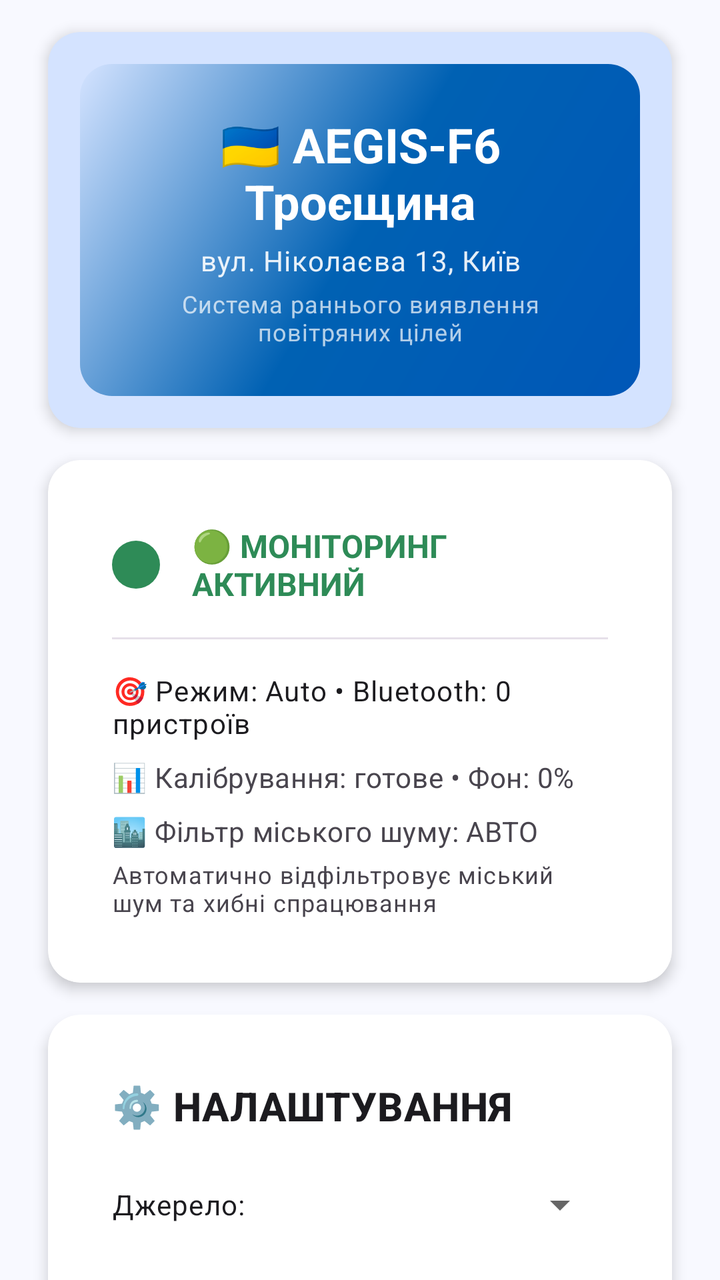
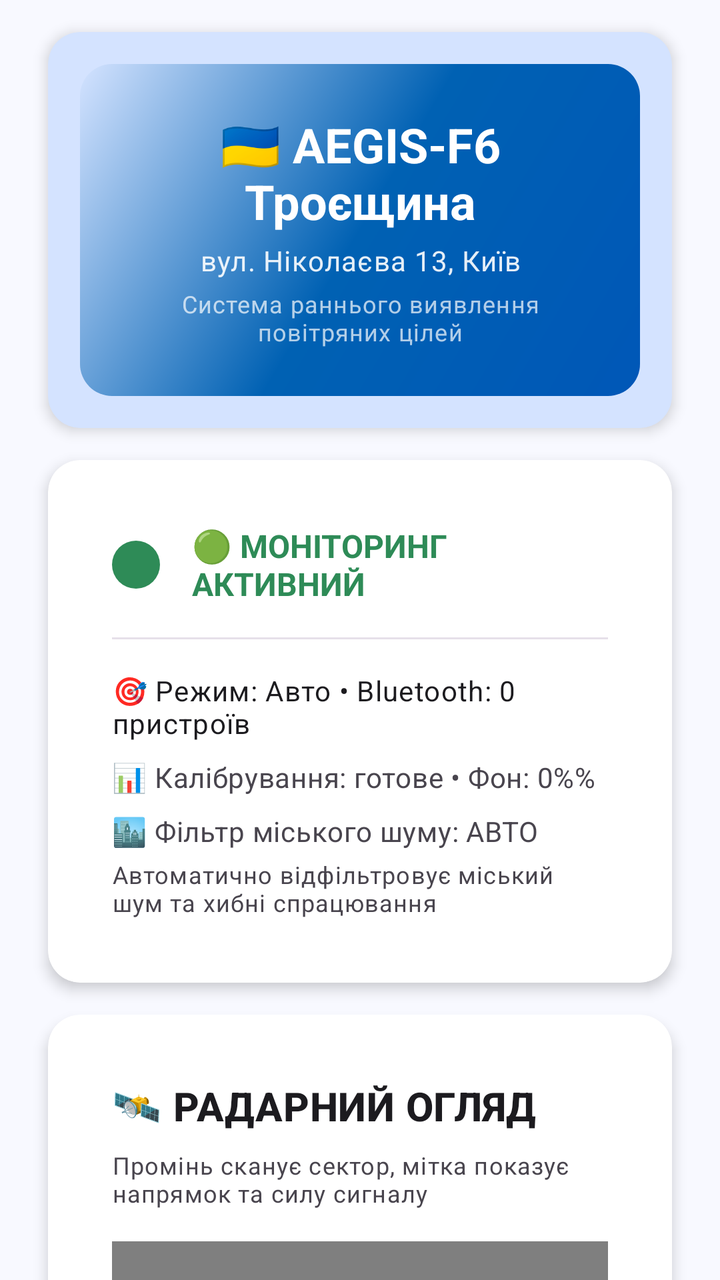

Before-and-after screenshots of an Android layout around one commit, followed by the original layout XML and the change that was made.
<!-- AndroidManifest.xml: application theme Theme.AegisF6 -->
<!-- res/layout/activity_main.xml -->
<?xml version="1.0" encoding="utf-8"?>
<androidx.core.widget.NestedScrollView xmlns:android="http://schemas.android.com/apk/res/android"
    xmlns:app="http://schemas.android.com/apk/res-auto"
    android:layout_width="match_parent"
    android:layout_height="match_parent"
    android:background="@color/md_theme_background"
    android:fillViewport="true">

    <LinearLayout
        android:layout_width="match_parent"
        android:layout_height="wrap_content"
        android:orientation="vertical"
        android:paddingHorizontal="@dimen/spacing_md"
        android:paddingVertical="@dimen/spacing_sm">

        
        <com.google.android.material.card.MaterialCardView
            style="@style/Widget.Aegis.Card.Header"
            android:layout_width="match_parent"
            android:layout_height="wrap_content">

            <LinearLayout
                android:layout_width="match_parent"
                android:layout_height="wrap_content"
                android:background="@drawable/header_gradient"
                android:orientation="vertical"
                android:padding="@dimen/spacing_lg">

                <TextView
                    android:layout_width="match_parent"
                    android:layout_height="wrap_content"
                    android:text="@string/main_title"
                    android:textAppearance="@style/TextAppearance.Aegis.Title"
                    android:textColor="@color/md_theme_onPrimary"
                    android:gravity="center"/>

                <TextView
                    android:layout_width="match_parent"
                    android:layout_height="wrap_content"
                    android:layout_marginTop="@dimen/spacing_xs"
                    android:text="@string/location_subtitle"
                    android:textAppearance="@style/TextAppearance.Aegis.Body"
                    android:textColor="@color/md_theme_onPrimary"
                    android:gravity="center"
                    android:alpha="0.9"/>

                <TextView
                    android:layout_width="match_parent"
                    android:layout_height="wrap_content"
                    android:layout_marginTop="@dimen/spacing_xs"
                    android:text="@string/app_subtitle"
                    android:textAppearance="@style/TextAppearance.Aegis.Caption"
                    android:textColor="@color/md_theme_onPrimary"
                    android:gravity="center"
                    android:alpha="0.7"/>

            </LinearLayout>
        </com.google.android.material.card.MaterialCardView>

        
        <com.google.android.material.card.MaterialCardView
            style="@style/Widget.Aegis.Card"
            android:layout_width="match_parent"
            android:layout_height="wrap_content"
            android:layout_marginTop="@dimen/spacing_md">

            <LinearLayout
                android:layout_width="match_parent"
                android:layout_height="wrap_content"
                android:orientation="vertical"
                android:padding="@dimen/card_padding">

                
                <LinearLayout
                    android:layout_width="match_parent"
                    android:layout_height="wrap_content"
                    android:orientation="horizontal"
                    android:gravity="center_vertical">

                    <ImageView
                        android:id="@+id/ivStatusIndicator"
                        android:layout_width="@dimen/icon_size_medium"
                        android:layout_height="@dimen/icon_size_medium"
                        android:src="@drawable/status_active_indicator"
                        android:layout_marginEnd="@dimen/spacing_md"/>

                    <TextView
                        android:id="@+id/tvStatus"
                        android:layout_width="0dp"
                        android:layout_height="wrap_content"
                        android:layout_weight="1"
                        android:text="@string/status_active"
                        android:textAppearance="@style/TextAppearance.Aegis.Status.Active"/>

                </LinearLayout>

                <View
                    android:layout_width="match_parent"
                    android:layout_height="1dp"
                    android:layout_marginVertical="@dimen/spacing_md" 
                    android:background="@color/divider"/>

                
                <TextView
                    android:id="@+id/tvSourceResolved"
                    android:layout_width="match_parent"
                    android:layout_height="wrap_content"
                    android:text="🎯 Режим: Auto • Bluetooth: 0 пристроїв"
                    android:textAppearance="@style/TextAppearance.Aegis.Body"/>

                
                <TextView
                    android:id="@+id/tvCalibration"
                    android:layout_width="match_parent"
                    android:layout_height="wrap_content"
                    android:layout_marginTop="@dimen/spacing_sm"
                    android:text="📊 Калібрування: готове • Фон: 0%"
                    android:textAppearance="@style/TextAppearance.Aegis.BodySecondary"/>

                
                <TextView
                    android:id="@+id/tvFilterMode"
                    android:layout_width="match_parent"
                    android:layout_height="wrap_content"
                    android:layout_marginTop="@dimen/spacing_sm"
                    android:text="@string/filter_auto_mode"
                    android:textAppearance="@style/TextAppearance.Aegis.BodySecondary"/>

                <TextView
                    android:layout_width="match_parent"
                    android:layout_height="wrap_content"
                    android:layout_marginTop="@dimen/spacing_xs"
                    android:text="@string/filter_description"
                    android:textAppearance="@style/TextAppearance.Aegis.Caption"/>

            </LinearLayout>
        </com.google.android.material.card.MaterialCardView>

        
        <com.google.android.material.card.MaterialCardView
            style="@style/Widget.Aegis.Card"
            android:layout_width="match_parent"
            android:layout_height="wrap_content">

            <LinearLayout
                android:layout_width="match_parent"
                android:layout_height="wrap_content"
                android:orientation="vertical"
                android:padding="@dimen/card_padding">

                <TextView
                    android:layout_width="match_parent"
                    android:layout_height="wrap_content"
                    android:text="⚙️ НАЛАШТУВАННЯ"
                    android:textAppearance="@style/TextAppearance.Aegis.Headline"
                    android:layout_marginBottom="@dimen/spacing_md"/>

                
                <LinearLayout
                    android:layout_width="match_parent"
                    android:layout_height="wrap_content"
                    android:orientation="horizontal"
                    android:gravity="center_vertical"
                    android:layout_marginBottom="@dimen/spacing_md">

                    <TextView
                        android:layout_width="wrap_content"
                        android:layout_height="wrap_content"
                        android:text="Джерело:"
                        android:textAppearance="@style/TextAppearance.Aegis.Body"
                        android:layout_marginEnd="@dimen/spacing_md"/>

                    <Spinner
                        android:id="@+id/spSource"
                        android:layout_width="0dp"
                        android:layout_height="@dimen/button_height"
                        android:layout_weight="1"
                        android:padding="@dimen/spacing_sm"/>

                </LinearLayout>

                
                <LinearLayout
                    android:layout_width="match_parent"
                    android:layout_height="wrap_content"
                    android:orientation="horizontal"
                    android:gravity="center">

                    <Button
                        android:id="@+id/btnMapStyle"
                        style="@style/Widget.Aegis.Button.Secondary"
                        android:layout_width="0dp"
                        android:layout_weight="1"
                        android:layout_marginEnd="@dimen/spacing_sm"
                        android:text="@string/map_style_standard"/>

                    <Button
                        android:id="@+id/btnCalibrate"
                        style="@style/Widget.Aegis.Button.Primary"
                        android:layout_width="0dp"
                        android:layout_weight="1"
                        android:layout_marginStart="@dimen/spacing_sm"
                        android:text="@string/calibration_button"/>

                </LinearLayout>

            </LinearLayout>
        </com.google.android.material.card.MaterialCardView>

        
        <com.google.android.material.card.MaterialCardView
            style="@style/Widget.Aegis.Card"
            android:layout_width="match_parent"
            android:layout_height="wrap_content">

            <LinearLayout
                android:layout_width="match_parent"
                android:layout_height="wrap_content"
                android:orientation="vertical">

                
                <LinearLayout
                    android:layout_width="match_parent"
                    android:layout_height="wrap_content"
                    android:orientation="vertical" 
                    android:padding="@dimen/spacing_md"
                    android:background="@color/md_theme_surfaceVariant">

                    <TextView
                        android:layout_width="match_parent"
                        android:layout_height="wrap_content"
                        android:text="@string/map_title"
                        android:textAppearance="@style/TextAppearance.Aegis.Headline"/>

                    <TextView
                        android:layout_width="match_parent"
                        android:layout_height="wrap_content"
                        android:layout_marginTop="@dimen/spacing_xs"
                        android:text="@string/troieshchyna_info"
                        android:textAppearance="@style/TextAppearance.Aegis.Caption"/>

                    <TextView
                        android:layout_width="match_parent"
                        android:layout_height="wrap_content"
                        android:layout_marginTop="@dimen/spacing_xs"
                        android:text="@string/coverage_info"
                        android:textAppearance="@style/TextAppearance.Aegis.Caption"/>

                </LinearLayout>

                <org.osmdroid.views.MapView
                    android:id="@+id/map"
                    android:layout_width="match_parent"
                    android:layout_height="@dimen/map_height"/>

            </LinearLayout>
        </com.google.android.material.card.MaterialCardView>

        
        <com.google.android.material.card.MaterialCardView
            style="@style/Widget.Aegis.Card"
            android:layout_width="match_parent"
            android:layout_height="wrap_content">

            <LinearLayout
                android:layout_width="match_parent"
                android:layout_height="wrap_content"
                android:orientation="vertical"
                android:padding="@dimen/card_padding">

                <TextView
                    android:layout_width="match_parent"
                    android:layout_height="wrap_content"
                    android:text="@string/telemetry_title"
                    android:textAppearance="@style/TextAppearance.Aegis.Headline"
                    android:layout_marginBottom="@dimen/spacing_md"/>

                <TextView
                    android:id="@+id/tvTelemetry"
                    android:layout_width="match_parent"
                    android:layout_height="wrap_content"
                    android:text="🔍 Очікування цілей..."
                    android:textAppearance="@style/TextAppearance.Aegis.Body"
                    android:fontFamily="monospace"
                    android:layout_marginBottom="@dimen/spacing_md"/>

                
                <TextView
                    android:layout_width="match_parent"
                    android:layout_height="wrap_content"
                    android:text="🎵 Акустичний спектр"
                    android:textAppearance="@style/TextAppearance.Aegis.Body"
                    android:layout_marginBottom="@dimen/spacing_sm"/>

                <TextView
                    android:id="@+id/tvSpectrum"
                    android:layout_width="match_parent"
                    android:layout_height="wrap_content"
                    android:text="Спектр 40-150 Гц: [░░░░░░░░░░░░░░░░]"
                    android:textAppearance="@style/TextAppearance.Aegis.Caption"
                    android:fontFamily="monospace"
                    android:background="@color/md_theme_surfaceVariant"
                    android:padding="@dimen/spacing_sm"/>

            </LinearLayout>
        </com.google.android.material.card.MaterialCardView>

        
        <TextView
            android:layout_width="match_parent"
            android:layout_height="wrap_content"
            android:layout_marginTop="@dimen/spacing_lg"
            android:text="@string/version_info"
            android:textAppearance="@style/TextAppearance.Aegis.Caption"
            android:gravity="center"
            android:paddingVertical="@dimen/spacing_md"/>

    </LinearLayout>
</androidx.core.widget.NestedScrollView>
<!-- resources referenced by this layout -->
<resources>
  <color name="divider">#E6E0E9</color>
  <color name="md_theme_background">#F8F9FF</color>
  <color name="md_theme_onPrimary">#FFFFFF</color>
  <color name="md_theme_surfaceVariant">#DFE2EB</color>
  <dimen name="button_height">40dp</dimen>
  <dimen name="card_padding">16dp</dimen>
  <dimen name="icon_size_medium">24dp</dimen>
  <dimen name="map_height">360dp</dimen>
  <dimen name="spacing_lg">24dp</dimen>
  <dimen name="spacing_md">16dp</dimen>
  <dimen name="spacing_sm">8dp</dimen>
  <dimen name="spacing_xs">4dp</dimen>
  <string name="app_subtitle">Система раннього виявлення повітряних цілей</string>
  <string name="calibration_button">🎛️ Калібрувати 60с</string>
  <string name="coverage_info">🛡️ Покриття: радіус 5 км від вашої позиції</string>
  <string name="filter_auto_mode">🏙️ Фільтр міського шуму: АВТО</string>
  <string name="filter_description">Автоматично відфільтровує міський шум та хибні спрацювання</string>
  <string name="location_subtitle">вул. Ніколаєва 13, Київ</string>
  <string name="main_title">🇺🇦 AEGIS-F6 Троєщина</string>
  <string name="map_style_standard">🗺️ OSM Стандарт</string>
  <string name="map_title">🗺️ КАРТА РАЙОНУ</string>
  <string name="status_active">🟢 МОНІТОРИНГ АКТИВНИЙ</string>
  <string name="telemetry_title">📡 ТЕЛЕМЕТРІЯ ОБ'ЄКТА</string>
  <string name="troieshchyna_info">📍 Троєщина - житловий район на півночі Києва</string>
  <string name="version_info">Версія: v1.0 • Троєщина Edition</string>
  <style name="TextAppearance.Aegis.Body" parent="TextAppearance.MaterialComponents.Body1">
          <item name="android:textSize">@dimen/text_body</item>
          <item name="android:textColor">@color/text_primary</item>
      </style>
  <style name="TextAppearance.Aegis.BodySecondary" parent="TextAppearance.MaterialComponents.Body2">
          <item name="android:textSize">@dimen/text_body</item>
          <item name="android:textColor">@color/text_secondary</item>
      </style>
  <style name="TextAppearance.Aegis.Caption" parent="TextAppearance.MaterialComponents.Caption">
          <item name="android:textSize">@dimen/text_caption</item>
          <item name="android:textColor">@color/text_secondary</item>
      </style>
  <style name="Widget.Aegis.Card.Header" parent="Widget.Aegis.Card">
          <item name="cardBackgroundColor">@color/md_theme_primaryContainer</item>
      </style>
  <style name="Theme.AegisF6" parent="Base.Theme.AegisF6" />
  <color name="ukraine_blue">#0057B7</color>
  <color name="md_theme_primary">#0061B3</color>
  <color name="md_theme_primaryContainer">#D4E3FF</color>
  <dimen name="card_corner_radius">16dp</dimen>
  <color name="status_active">#2E8B57</color>
  <dimen name="status_indicator_size">12dp</dimen>
  <dimen name="text_body">14sp</dimen>
  <color name="text_primary">#1C1B1F</color>
  <color name="text_secondary">#49454E</color>
  <dimen name="text_caption">12sp</dimen>
  <dimen name="text_headline">20sp</dimen>
  <dimen name="text_body_large">16sp</dimen>
  <dimen name="text_title">24sp</dimen>
  <dimen name="button_min_width">88dp</dimen>
  <dimen name="button_corner_radius">20dp</dimen>
  <dimen name="card_elevation">4dp</dimen>
  <color name="surface_elevated">#FFFFFF</color>
  <color name="md_theme_secondary">#525E70</color>
  <color name="md_theme_surface">#F8F9FF</color>
  <color name="md_theme_onSurface">#191C20</color>
  <color name="md_theme_onBackground">#191C20</color>
  <!-- unchanged entries left out for length: 9 -->
</resources>

<!-- the commit's change to res/layout/activity_main.xml (unified diff, before → after) -->
@@ -105,7 +105,7 @@
                     android:id="@+id/tvSourceResolved"
                     android:layout_width="match_parent"
                     android:layout_height="wrap_content"
-                    android:text="🎯 Режим: Auto • Bluetooth: 0 пристроїв"
+                    android:text="@string/source_runtime_placeholder"
                     android:textAppearance="@style/TextAppearance.Aegis.Body"/>
 
                 
@@ -114,7 +114,7 @@
                     android:layout_width="match_parent"
                     android:layout_height="wrap_content"
                     android:layout_marginTop="@dimen/spacing_sm"
-                    android:text="📊 Калібрування: готове • Фон: 0%"
+                    android:text="@string/calibration_idle_placeholder"
                     android:textAppearance="@style/TextAppearance.Aegis.BodySecondary"/>
 
                 
@@ -132,6 +132,40 @@
                     android:layout_marginTop="@dimen/spacing_xs"
                     android:text="@string/filter_description"
                     android:textAppearance="@style/TextAppearance.Aegis.Caption"/>
+
+            </LinearLayout>
+        </com.google.android.material.card.MaterialCardView>
+
+        <com.google.android.material.card.MaterialCardView
+            style="@style/Widget.Aegis.Card"
+            android:layout_width="match_parent"
+            android:layout_height="wrap_content">
+
+            <LinearLayout
+                android:layout_width="match_parent"
+                android:layout_height="wrap_content"
+                android:orientation="vertical"
+                android:padding="@dimen/card_padding">
+
+                <TextView
+                    android:layout_width="match_parent"
+                    android:layout_height="wrap_content"
+                    android:text="@string/radar_title"
+                    android:textAppearance="@style/TextAppearance.Aegis.Headline"
+                    android:layout_marginBottom="@dimen/spacing_sm"/>
+
+                <TextView
+                    android:layout_width="match_parent"
+                    android:layout_height="wrap_content"
+                    android:text="@string/radar_subtitle"
+                    android:textAppearance="@style/TextAppearance.Aegis.Caption"
+                    android:layout_marginBottom="@dimen/spacing_md"/>
+
+                <com.aegisf6.app.ui.RadarView
+                    android:id="@+id/radarView"
+                    android:layout_width="match_parent"
+                    android:layout_height="220dp"
+                    android:background="@color/radar_background"/>
 
             </LinearLayout>
         </com.google.android.material.card.MaterialCardView>
@@ -279,7 +313,7 @@
                     android:id="@+id/tvTelemetry"
                     android:layout_width="match_parent"
                     android:layout_height="wrap_content"
-                    android:text="🔍 Очікування цілей..."
+                    android:text="@string/telemetry_waiting"
                     android:textAppearance="@style/TextAppearance.Aegis.Body"
                     android:fontFamily="monospace"
                     android:layout_marginBottom="@dimen/spacing_md"/>
@@ -296,7 +330,7 @@
                     android:id="@+id/tvSpectrum"
                     android:layout_width="match_parent"
                     android:layout_height="wrap_content"
-                    android:text="Спектр 40-150 Гц: [░░░░░░░░░░░░░░░░]"
+                    android:text="@string/spectrum_placeholder"
                     android:textAppearance="@style/TextAppearance.Aegis.Caption"
                     android:fontFamily="monospace"
                     android:background="@color/md_theme_surfaceVariant"
<!-- resource entries referenced after the edit -->
@@ -4,6 +4,7 @@
   <color name="md_theme_background">#F8F9FF</color>
   <color name="md_theme_onPrimary">#FFFFFF</color>
   <color name="md_theme_surfaceVariant">#DFE2EB</color>
+  <color name="radar_background">#091B2B</color>
   <dimen name="button_height">40dp</dimen>
   <dimen name="card_padding">16dp</dimen>
   <dimen name="icon_size_medium">24dp</dimen>
@@ -14,6 +15,7 @@
   <dimen name="spacing_xs">4dp</dimen>
   <string name="app_subtitle">Система раннього виявлення повітряних цілей</string>
   <string name="calibration_button">🎛️ Калібрувати 60с</string>
+  <string name="calibration_idle_placeholder">📊 Калібрування: готове • Фон: 0%%</string>
   <string name="coverage_info">🛡️ Покриття: радіус 5 км від вашої позиції</string>
   <string name="filter_auto_mode">🏙️ Фільтр міського шуму: АВТО</string>
   <string name="filter_description">Автоматично відфільтровує міський шум та хибні спрацювання</string>
@@ -21,8 +23,13 @@
   <string name="main_title">🇺🇦 AEGIS-F6 Троєщина</string>
   <string name="map_style_standard">🗺️ OSM Стандарт</string>
   <string name="map_title">🗺️ КАРТА РАЙОНУ</string>
+  <string name="radar_subtitle">Промінь сканує сектор, мітка показує напрямок та силу сигналу</string>
+  <string name="radar_title">🛰️ РАДАРНИЙ ОГЛЯД</string>
+  <string name="source_runtime_placeholder">🎯 Режим: Авто • Bluetooth: 0 пристроїв</string>
+  <string name="spectrum_placeholder">Спектр 40-150 Гц: [░░░░░░░░░░]</string>
   <string name="status_active">🟢 МОНІТОРИНГ АКТИВНИЙ</string>
   <string name="telemetry_title">📡 ТЕЛЕМЕТРІЯ ОБ'ЄКТА</string>
+  <string name="telemetry_waiting">Очікування цілей...</string>
   <string name="troieshchyna_info">📍 Троєщина - житловий район на півночі Києва</string>
   <string name="version_info">Версія: v1.0 • Троєщина Edition</string>
   <style name="TextAppearance.Aegis.Body" parent="TextAppearance.MaterialComponents.Body1">
